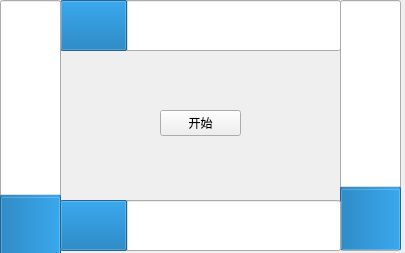
Before: the Qt Designer form uifile/progressBar.ui in 792607724/PyQt5Project, drawn with Qt 5.
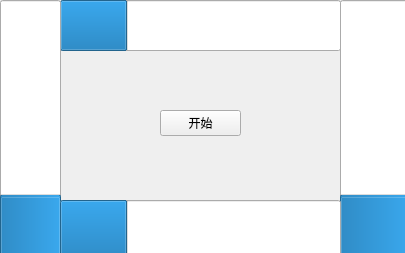
After: the same form once the commit is applied.

Commit message: New project for PyQt5

```diff
--- a/uifile/progressBar.ui
+++ b/uifile/progressBar.ui
@@ -60,8 +60,8 @@
      <rect>
       <x>340</x>
       <y>0</y>
-      <width>61</width>
-      <height>251</height>
+      <width>71</width>
+      <height>261</height>
      </rect>
     </property>
     <property name="value">
@@ -80,7 +80,7 @@
       <x>60</x>
       <y>200</y>
       <width>281</width>
-      <height>51</height>
+      <height>61</height>
      </rect>
     </property>
     <property name="value">
```
The commit also changes 1 other file.
